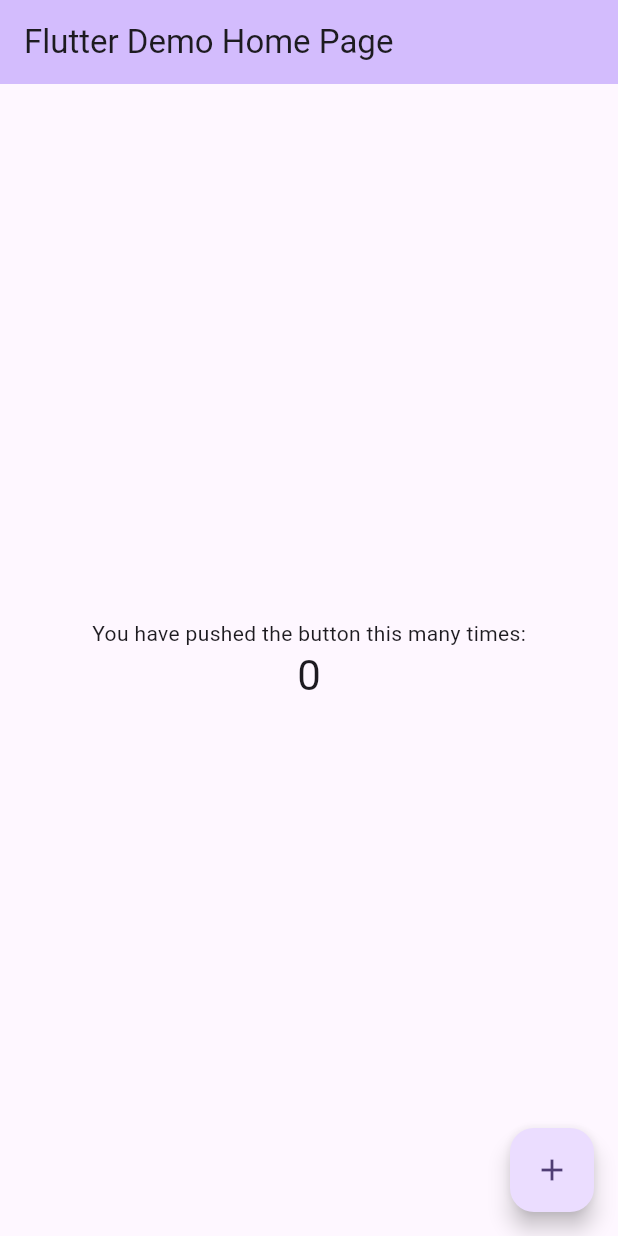
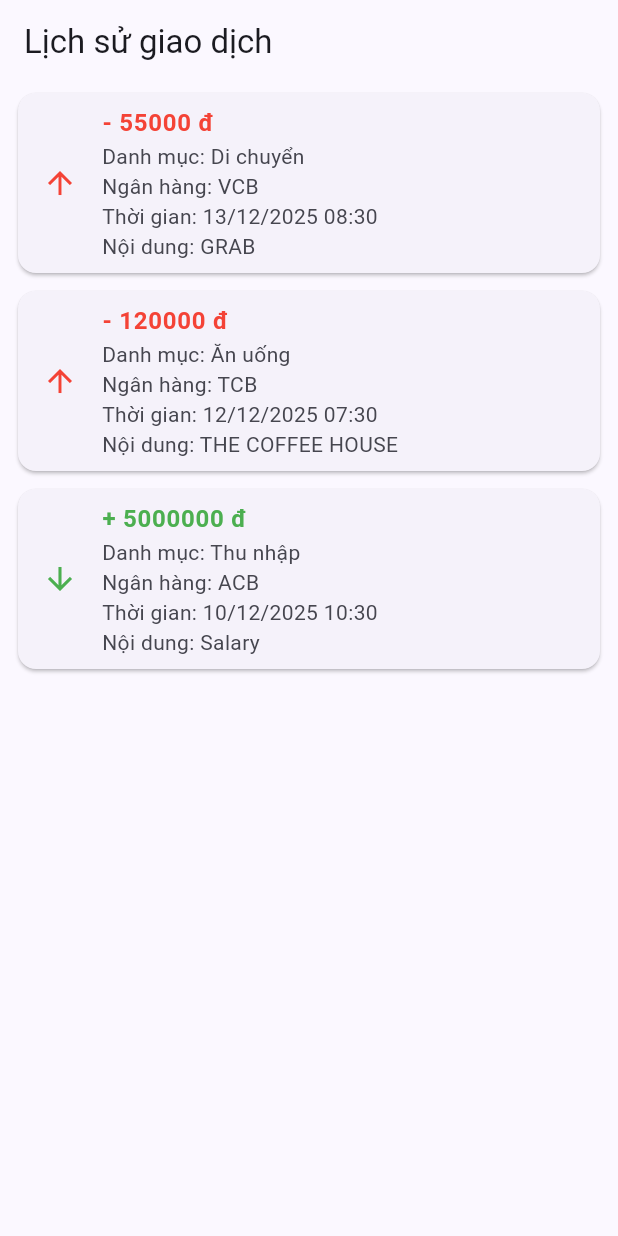
Before and after one commit to huynq2004/FinPal, a Flutter app: the screen it shows after launch, on a phone screen of 412 x 824 dp. Run offline on Flutter 3.47's test engine with Material 3 defaults, Android fonts, the phone set to English and light mode, and no system bars; our stand-ins replace sqflite; accounts and stored records are empty.

Commit message:
S1-B2 Feature/transaction list UI (#8)
* Update issue templates

* app-core setup (#1)

* S1-A2 Thiết lập cấu trúc thư mục + provider

* S1-B2 - Tạo màn Transaction History bản đơn giản

* Revert "S1-B2 - Tạo màn Transaction History bản đơn giản"

This reverts commit 173b953678724555702c81655141511241436246.

* S1-A1-A2 Feature/app core setup (#4)

* Update issue templates

* app-core setup (#1)

* S1-A2 - Tạo DatabaseProvider và khởi tạo SQLite

* S1-C[2,3,4] Feature/transaction viewmodels (#2)

* Update issue templates

* feat(models): Định nghĩa model Budget và SavingGoal

* feat(ai-coach)- Tạo UI skeleton cho màn Trợ lý AI (AI Coach)

* feat(saving-goals): Tạo UI skeleton cho màn Hũ tiết kiệm (Savings Goals)

---------

Co-authored-by: Nguyen Huy <68539896+huynq2004@users.noreply.github.com>

* S1-A3 Feature/transaction viewmodels (#5)

* Update issue templates

* app-core setup (#1)

* feat(models): Định nghĩa model Budget và SavingGoal

* feat(ai-coach)- Tạo UI skeleton cho màn Trợ lý AI (AI Coach)

* feat(saving-goals): Tạo UI skeleton cho màn Hũ tiết kiệm (Savings Goals)

* [fix]: S1-A3 restore database_provider after stash conflict

* [refactor] : S1-C2,C3,C4 sửa đổi mô hình MVVM cho AI Coach và Savings Goals

---------

Co-authored-by: Nguyen Huy <68539896+huynq2004@users.noreply.github.com>

* S1-B2 - Tạo màn Transaction History bản đơn giản

---------

Co-authored-by: Nguyen Huy <68539896+huynq2004@users.noreply.github.com>
Co-authored-by: Nguyen Huy <huynguyenfw@gmail.com>
Co-authored-by: huyhoan286 <dohuyhoanhp@gmai.com>
Co-authored-by: thuythanh <146727703+ttthuy04@users.noreply.github.com>

```diff
--- /dev/null
+++ b/lib/domain/models/transaction.dart
@@ -0,0 +1,19 @@
+class Transaction {
+  final int? id; // null nếu fake, có id khi lấy từ DB
+  final int amount;
+  final String type; // 'income' | 'expense'
+  final String categoryName;
+  final String? bank;
+  final DateTime createdAt;
+  final String? note;
+
+  const Transaction({
+    this.id,
+    required this.amount,
+    required this.type,
+    required this.categoryName,
+    this.bank,
+    required this.createdAt,
+    this.note,
+  });
+}
--- a/lib/main.dart
+++ b/lib/main.dart
@@ -1,133 +1,40 @@
 import 'package:flutter/material.dart';
 import 'package:provider/provider.dart';
+
 import 'data/db/database_provider.dart';
 
-void main() async {
+import 'ui/screens/transaction_history_screen.dart';
+import 'ui/viewmodels/transaction_history_viewmodel.dart';
+
+Future<void> main() async {
   WidgetsFlutterBinding.ensureInitialized();
+
+  // Giữ init DB từ develop
   final db = await DatabaseProvider.instance.database;
-  // Debug log: print db path
-  print('DB path: ' + db.path);
-  runApp(const MyApp());
+  // ignore: avoid_print
+  print('DB path: ${db.path}');
+
+  runApp(const FinPalApp());
 }
 
-class MyApp extends StatelessWidget {
-  const MyApp({super.key});
+class FinPalApp extends StatelessWidget {
+  const FinPalApp({super.key});
 
-  // This widget is the root of your application.
   @override
   Widget build(BuildContext context) {
     return MultiProvider(
       providers: [
-        Provider<String>.value(value: 'test'), // Dummy provider to avoid empty children error
+        ChangeNotifierProvider(create: (_) => TransactionHistoryViewModel()),
       ],
       child: MaterialApp(
-        title: 'Flutter Demo',
+        debugShowCheckedModeBanner: false,
+        title: 'FinPal',
         theme: ThemeData(
-          // This is the theme of your application.
-          //
-          // TRY THIS: Try running your application with "flutter run". You'll see
-          // the application has a purple toolbar. Then, without quitting the app,
-          // try changing the seedColor in the colorScheme below to Colors.green
-          // and then invoke "hot reload" (save your changes or press the "hot
-          // reload" button in a Flutter-supported IDE, or press "r" if you used
-          // the command line to start the app).
-          //
-          // Notice that the counter didn't reset back to zero; the application
-          // state is not lost during the reload. To reset the state, use hot
-          // restart instead.
-          //
-          // This works for code too, not just values: Most code changes can be
-          // tested with just a hot reload.
-          colorScheme: ColorScheme.fromSeed(seedColor: Colors.deepPurple),
+          useMaterial3: true,
+          colorSchemeSeed: Colors.indigo,
         ),
-        home: const MyHomePage(title: 'Flutter Demo Home Page'),
+        home: const TransactionHistoryScreen(),
       ),
     );
   }
 }
-
-class MyHomePage extends StatefulWidget {
-  const MyHomePage({super.key, required this.title});
-
-  // This widget is the home page of your application. It is stateful, meaning
-  // that it has a State object (defined below) that contains fields that affect
-  // how it looks.
-
-  // This class is the configuration for the state. It holds the values (in this
-  // case the title) provided by the parent (in this case the App widget) and
-  // used by the build method of the State. Fields in a Widget subclass are
-  // always marked "final".
-
-  final String title;
-
-  @override
-  State<MyHomePage> createState() => _MyHomePageState();
-}
-
-class _MyHomePageState extends State<MyHomePage> {
-  int _counter = 0;
-
-  void _incrementCounter() {
-    setState(() {
-      // This call to setState tells the Flutter framework that something has
-      // changed in this State, which causes it to rerun the build method below
-      // so that the display can reflect the updated values. If we changed
-      // _counter without calling setState(), then the build method would not be
-      // called again, and so nothing would appear to happen.
-      _counter++;
-    });
-  }
-
-  @override
-  Widget build(BuildContext context) {
-    // This method is rerun every time setState is called, for instance as done
-    // by the _incrementCounter method above.
-    //
-    // The Flutter framework has been optimized to make rerunning build methods
-    // fast, so that you can just rebuild anything that needs updating rather
-    // than having to individually change instances of widgets.
-    return Scaffold(
-      appBar: AppBar(
-        // TRY THIS: Try changing the color here to a specific color (to
-        // Colors.amber, perhaps?) and trigger a hot reload to see the AppBar
-        // change color while the other colors stay the same.
-        backgroundColor: Theme.of(context).colorScheme.inversePrimary,
-        // Here we take the value from the MyHomePage object that was created by
-        // the App.build method, and use it to set our appbar title.
-        title: Text(widget.title),
-      ),
-      body: Center(
-        // Center is a layout widget. It takes a single child and positions it
-        // in the middle of the parent.
-        child: Column(
-          // Column is also a layout widget. It takes a list of children and
-          // arranges them vertically. By default, it sizes itself to fit its
-          // children horizontally, and tries to be as tall as its parent.
-          //
-          // Column has various properties to control how it sizes itself and
-          // how it positions its children. Here we use mainAxisAlignment to
-          // center the children vertically; the main axis here is the vertical
-          // axis because Columns are vertical (the cross axis would be
-          // horizontal).
-          //
-          // TRY THIS: Invoke "debug painting" (choose the "Toggle Debug Paint"
-          // action in the IDE, or press "p" in the console), to see the
-          // wireframe for each widget.
-          mainAxisAlignment: MainAxisAlignment.center,
-          children: <Widget>[
-            const Text('You have pushed the button this many times:'),
-            Text(
-              '$_counter',
-              style: Theme.of(context).textTheme.headlineMedium,
-            ),
-          ],
-        ),
-      ),
-      floatingActionButton: FloatingActionButton(
-        onPressed: _incrementCounter,
-        tooltip: 'Increment',
-        child: const Icon(Icons.add),
-      ), // This trailing comma makes auto-formatting nicer for build methods.
-    );
-  }
-}
--- /dev/null
+++ b/lib/ui/screens/transaction_history_screen.dart
@@ -0,0 +1,73 @@
+import 'package:flutter/material.dart';
+import 'package:provider/provider.dart';
+import 'package:intl/intl.dart';
+import '../viewmodels/transaction_history_viewmodel.dart';
+
+class TransactionHistoryScreen extends StatefulWidget {
+  const TransactionHistoryScreen({super.key});
+
+  @override
+  State<TransactionHistoryScreen> createState() => _TransactionHistoryScreenState();
+}
+
+class _TransactionHistoryScreenState extends State<TransactionHistoryScreen> {
+  final _fmt = DateFormat('dd/MM/yyyy HH:mm');
+
+  @override
+  void initState() {
+    super.initState();
+    WidgetsBinding.instance.addPostFrameCallback((_) {
+      context.read<TransactionHistoryViewModel>().loadFakeData();
+    });
+  }
+
+  @override
+  Widget build(BuildContext context) {
+    return Scaffold(
+      appBar: AppBar(title: const Text('Lịch sử giao dịch')),
+      body: Consumer<TransactionHistoryViewModel>(
+        builder: (context, vm, _) {
+          final items = vm.transactions;
+          if (items.isEmpty) {
+            return const Center(child: Text('Chưa có giao dịch nào'));
+          }
+
+          return ListView.builder(
+            itemCount: items.length,
+            itemBuilder: (context, index) {
+              final tx = items[index];
+              final isIncome = tx.type == 'income';
+
+              return Card(
+                margin: const EdgeInsets.symmetric(horizontal: 12, vertical: 6),
+                child: ListTile(
+                  leading: Icon(
+                    isIncome ? Icons.arrow_downward : Icons.arrow_upward,
+                    color: isIncome ? Colors.green : Colors.red,
+                  ),
+                  title: Text(
+                    '${isIncome ? '+' : '-'} ${tx.amount} đ',
+                    style: TextStyle(
+                      fontWeight: FontWeight.bold,
+                      color: isIncome ? Colors.green : Colors.red,
+                    ),
+                  ),
+                  subtitle: Column(
+                    crossAxisAlignment: CrossAxisAlignment.start,
+                    children: [
+                      Text('Danh mục: ${tx.categoryName}'),
+                      if (tx.bank != null) Text('Ngân hàng: ${tx.bank}'),
+                      Text('Thời gian: ${_fmt.format(tx.createdAt)}'),
+                      if (tx.note != null && tx.note!.isNotEmpty)
+                        Text('Nội dung: ${tx.note}'),
+                    ],
+                  ),
+                ),
+              );
+            },
+          );
+        },
+      ),
+    );
+  }
+}
--- /dev/null
+++ b/lib/ui/viewmodels/transaction_history_viewmodel.dart
@@ -0,0 +1,47 @@
+import 'package:flutter/foundation.dart';
+import '../../domain/models/transaction.dart';
+
+class TransactionHistoryViewModel extends ChangeNotifier {
+  final List<Transaction> _transactions = [];
+
+  List<Transaction> get transactions => List.unmodifiable(_transactions);
+
+  Future<void> loadFakeData() async {
+    _transactions
+      ..clear()
+      ..addAll([
+        Transaction(
+          id: 1,
+          amount: 55000,
+          type: 'expense',
+          categoryName: 'Di chuyển',
+          bank: 'VCB',
+          createdAt: DateTime.now().subtract(const Duration(hours: 2)),
+          note: 'GRAB',
+        ),
+        Transaction(
+          id: 2,
+          amount: 120000,
+          type: 'expense',
+          categoryName: 'Ăn uống',
+          bank: 'TCB',
+          createdAt: DateTime.now().subtract(const Duration(days: 1, hours: 3)),
+          note: 'THE COFFEE HOUSE',
+        ),
+        Transaction(
+          id: 3,
+          amount: 5000000,
+          type: 'income',
+          categoryName: 'Thu nhập',
+          bank: 'ACB',
+          createdAt: DateTime.now().subtract(const Duration(days: 3)),
+          note: 'Salary',
+        ),
+      ]);
+
+    notifyListeners();
+  }
+
+  // Sprint sau: khi có TransactionRepository thì thêm
+  // Future<void> loadFromDb(int year, int month) async { ... }
+}
--- a/pubspec.yaml
+++ b/pubspec.yaml
@@ -35,6 +35,7 @@ dependencies:
   # Use with the CupertinoIcons class for iOS style icons.
   cupertino_icons: ^1.0.8
   provider: ^6.0.5
+  intl: ^0.18.1
   sqflite: ^2.2.8+1
   path: ^1.8.3
 
```
Also changed, not shown: 1 other file.
